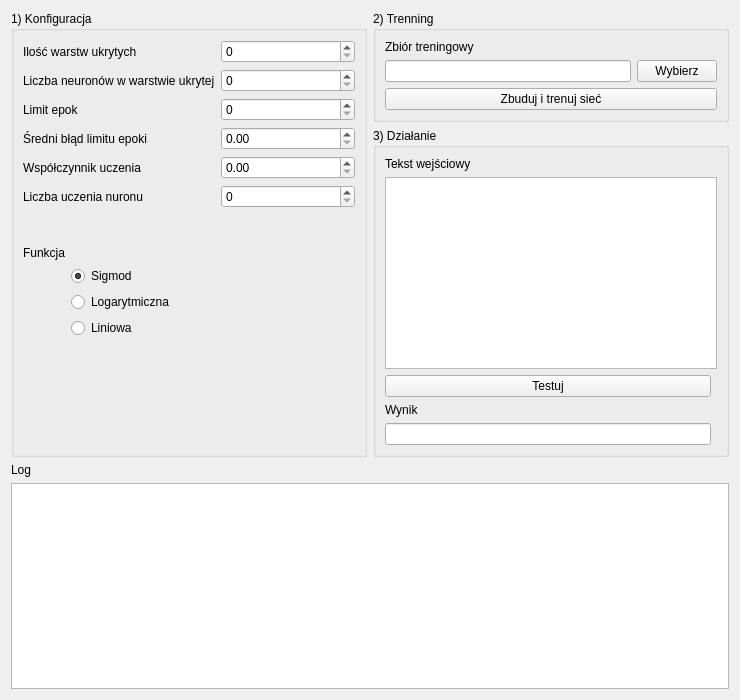
The window that bmmsi.ui (Mogget/BMMSI) describes before a commit, drawn with Qt 5.
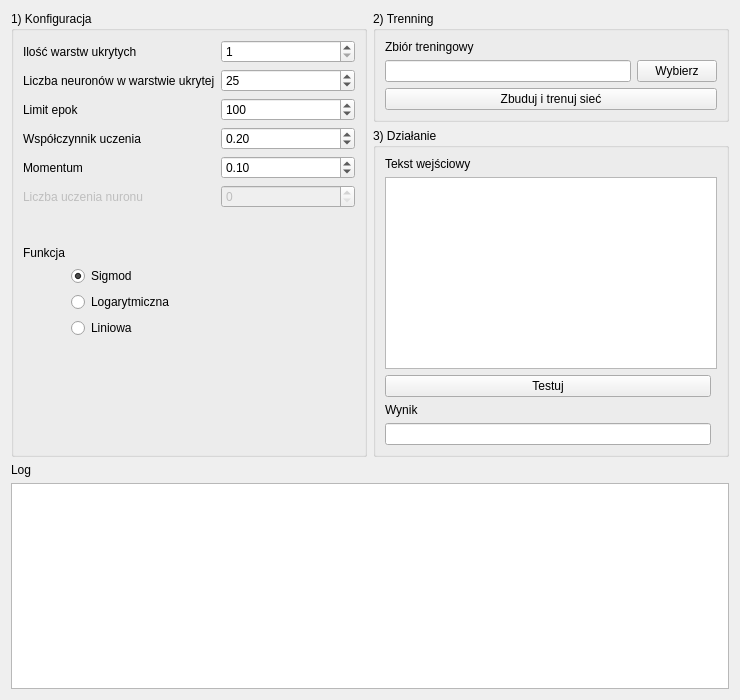
The same window after the commit.

Commit message: Podstawowe sterowanie z GUI

Patch:
```diff
--- a/bmmsi.ui
+++ b/bmmsi.ui
@@ -42,7 +42,14 @@
          </widget>
         </item>
         <item row="0" column="1">
-         <widget class="QSpinBox" name="i_iloscWarstwUkrytych"/>
+         <widget class="QSpinBox" name="i_iloscWarstwUkrytych">
+          <property name="minimum">
+           <number>1</number>
+          </property>
+          <property name="value">
+           <number>1</number>
+          </property>
+         </widget>
         </item>
         <item row="1" column="0">
          <widget class="QLabel" name="label_2">
@@ -52,7 +59,17 @@
          </widget>
         </item>
         <item row="1" column="1">
-         <widget class="QSpinBox" name="i_liczbaNeuronowWarstwaUkryta"/>
+         <widget class="QSpinBox" name="i_liczbaNeuronowWarstwaUkryta">
+          <property name="minimum">
+           <number>1</number>
+          </property>
+          <property name="maximum">
+           <number>100</number>
+          </property>
+          <property name="value">
+           <number>25</number>
+          </property>
+         </widget>
         </item>
         <item row="2" column="0">
          <widget class="QLabel" name="label_3">
@@ -62,37 +79,83 @@
          </widget>
         </item>
         <item row="2" column="1">
-         <widget class="QSpinBox" name="i_liczbaEpok"/>
-        </item>
-        <item row="3" column="0">
-         <widget class="QLabel" name="label_4">
-          <property name="text">
-           <string>Średni błąd limitu epoki</string>
+         <widget class="QSpinBox" name="i_liczbaEpok">
+          <property name="minimum">
+           <number>1</number>
+          </property>
+          <property name="maximum">
+           <number>1000000</number>
+          </property>
+          <property name="singleStep">
+           <number>100</number>
+          </property>
+          <property name="value">
+           <number>100</number>
           </property>
          </widget>
         </item>
-        <item row="3" column="1">
-         <widget class="QDoubleSpinBox" name="i_sredniBladEpoki"/>
-        </item>
-        <item row="4" column="0">
+        <item row="3" column="0">
          <widget class="QLabel" name="label_5">
           <property name="text">
            <string>Współczynnik uczenia</string>
           </property>
          </widget>
         </item>
+        <item row="3" column="1">
+         <widget class="QDoubleSpinBox" name="i_wspolczynnikUczenia">
+          <property name="minimum">
+           <double>0.010000000000000</double>
+          </property>
+          <property name="maximum">
+           <double>1.000000000000000</double>
+          </property>
+          <property name="singleStep">
+           <double>0.010000000000000</double>
+          </property>
+          <property name="value">
+           <double>0.200000000000000</double>
+          </property>
+         </widget>
+        </item>
+        <item row="4" column="0">
+         <widget class="QLabel" name="label_4">
+          <property name="text">
+           <string>Momentum</string>
+          </property>
+         </widget>
+        </item>
         <item row="4" column="1">
-         <widget class="QDoubleSpinBox" name="i_wspolczynnikUczenia"/>
+         <widget class="QDoubleSpinBox" name="i_wspolczynnikMomentum">
+          <property name="minimum">
+           <double>0.010000000000000</double>
+          </property>
+          <property name="maximum">
+           <double>1.000000000000000</double>
+          </property>
+          <property name="singleStep">
+           <double>0.010000000000000</double>
+          </property>
+          <property name="value">
+           <double>0.100000000000000</double>
+          </property>
+         </widget>
         </item>
         <item row="5" column="0">
          <widget class="QLabel" name="label_6">
+          <property name="enabled">
+           <bool>false</bool>
+          </property>
           <property name="text">
            <string>Liczba uczenia nuronu</string>
           </property>
          </widget>
         </item>
         <item row="5" column="1">
-         <widget class="QSpinBox" name="i_uczenieNeuronu"/>
+         <widget class="QSpinBox" name="i_uczenieNeuronu">
+          <property name="enabled">
+           <bool>false</bool>
+          </property>
+         </widget>
         </item>
        </layout>
       </item>
```
Left out of the diff: 174 changed lines with no effect on the pictures. The commit also changes 6 other files.
